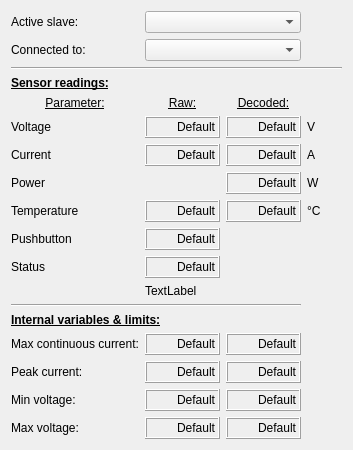
JFDuval/flexsea-plan, file ui/w_battery.ui: the form before one commit.
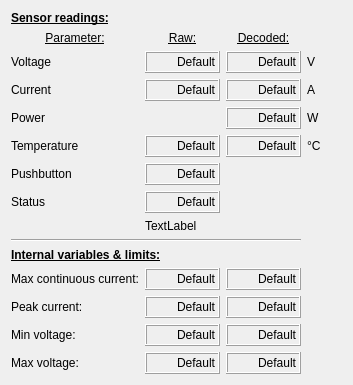
The form after the commit.

Commit message: A Battery Board attached to Manage can now be read and displayed

Diff of the .ui file:
```diff
--- a/ui/w_battery.ui
+++ b/ui/w_battery.ui
@@ -7,7 +7,7 @@
     <x>0</x>
     <y>0</y>
     <width>340</width>
-    <height>440</height>
+    <height>379</height>
    </rect>
   </property>
   <property name="windowTitle">
@@ -15,69 +15,15 @@
   </property>
   <layout class="QVBoxLayout" name="verticalLayout">
    <item>
-    <layout class="QGridLayout" name="gridLayout" rowstretch="3,3,1,1,1,1,1,1,1,1,1,1,1,1,1,1,1,1">
-     <item row="11" column="1" colspan="3">
-      <widget class="QLabel" name="labelStatus">
-       <property name="text">
-        <string>TextLabel</string>
-       </property>
-      </widget>
-     </item>
-     <item row="15" column="1">
-      <widget class="QLabel" name="dispIP">
-       <property name="minimumSize">
-        <size>
-         <width>75</width>
-         <height>22</height>
-        </size>
-       </property>
-       <property name="maximumSize">
-        <size>
-         <width>200</width>
-         <height>16777215</height>
-        </size>
-       </property>
-       <property name="baseSize">
-        <size>
-         <width>50</width>
-         <height>0</height>
-        </size>
-       </property>
-       <property name="autoFillBackground">
-        <bool>false</bool>
-       </property>
-       <property name="frameShape">
-        <enum>QFrame::Box</enum>
-       </property>
-       <property name="frameShadow">
-        <enum>QFrame::Raised</enum>
-       </property>
-       <property name="lineWidth">
-        <number>1</number>
-       </property>
-       <property name="text">
-        <string>Default</string>
-       </property>
-       <property name="alignment">
-        <set>Qt::AlignRight|Qt::AlignTrailing|Qt::AlignVCenter</set>
-       </property>
-      </widget>
-     </item>
-     <item row="2" column="0" colspan="4">
-      <widget class="Line" name="line_2">
-       <property name="orientation">
-        <enum>Qt::Horizontal</enum>
-       </property>
-      </widget>
-     </item>
-     <item row="17" column="0">
+    <layout class="QGridLayout" name="gridLayout" rowstretch="3,0,0,0,0,0,0,0,0,0,0,0,0,0,0">
+     <item row="14" column="0">
       <widget class="QLabel" name="label_15">
        <property name="text">
         <string>Max voltage:</string>
        </property>
       </widget>
      </item>
-     <item row="9" column="1">
+     <item row="6" column="1">
       <widget class="QLabel" name="dispPB">
        <property name="minimumSize">
         <size>
@@ -117,21 +63,68 @@
        </property>
       </widget>
      </item>
-     <item row="15" column="0">
-      <widget class="QLabel" name="label_17">
+     <item row="12" column="1">
+      <widget class="QLabel" name="dispIP">
+       <property name="minimumSize">
+        <size>
+         <width>75</width>
+         <height>22</height>
+        </size>
+       </property>
+       <property name="maximumSize">
+        <size>
+         <width>200</width>
+         <height>16777215</height>
+        </size>
+       </property>
+       <property name="baseSize">
+        <size>
+         <width>50</width>
+         <height>0</height>
+        </size>
+       </property>
+       <property name="autoFillBackground">
+        <bool>false</bool>
+       </property>
+       <property name="frameShape">
+        <enum>QFrame::Box</enum>
+       </property>
+       <property name="frameShadow">
+        <enum>QFrame::Raised</enum>
+       </property>
+       <property name="lineWidth">
+        <number>1</number>
+       </property>
        <property name="text">
-        <string>Peak current:</string>
+        <string>Default</string>
        </property>
+       <property name="alignment">
+        <set>Qt::AlignRight|Qt::AlignTrailing|Qt::AlignVCenter</set>
+       </property>
       </widget>
      </item>
-     <item row="16" column="0">
+     <item row="8" column="1" colspan="3">
+      <widget class="QLabel" name="labelStatus">
+       <property name="text">
+        <string>TextLabel</string>
+       </property>
+      </widget>
+     </item>
+     <item row="6" column="0">
+      <widget class="QLabel" name="label_6">
+       <property name="text">
+        <string>Pushbutton</string>
+       </property>
+      </widget>
+     </item>
+     <item row="13" column="0">
       <widget class="QLabel" name="label_16">
        <property name="text">
         <string>Min voltage:</string>
        </property>
       </widget>
      </item>
-     <item row="7" column="3">
+     <item row="4" column="3">
       <widget class="QLabel" name="label_11">
        <property name="minimumSize">
         <size>
@@ -144,14 +137,67 @@
        </property>
       </widget>
      </item>
-     <item row="9" column="0">
-      <widget class="QLabel" name="label_6">
+     <item row="12" column="0">
+      <widget class="QLabel" name="label_17">
        <property name="text">
-        <string>Pushbutton</string>
+        <string>Peak current:</string>
        </property>
       </widget>
      </item>
-     <item row="4" column="1">
+     <item row="1" column="2">
+      <widget class="QLabel" name="label_2">
+       <property name="minimumSize">
+        <size>
+         <width>75</width>
+         <height>0</height>
+        </size>
+       </property>
+       <property name="text">
+        <string>&lt;html&gt;&lt;head/&gt;&lt;body&gt;&lt;p align=&quot;center&quot;&gt;&lt;span style=&quot; text-decoration: underline;&quot;&gt;Decoded:&lt;/span&gt;&lt;/p&gt;&lt;/body&gt;&lt;/html&gt;</string>
+       </property>
+      </widget>
+     </item>
+     <item row="11" column="1">
+      <widget class="QLabel" name="dispICont">
+       <property name="minimumSize">
+        <size>
+         <width>75</width>
+         <height>22</height>
+        </size>
+       </property>
+       <property name="maximumSize">
+        <size>
+         <width>200</width>
+         <height>16777215</height>
+        </size>
+       </property>
+       <property name="baseSize">
+        <size>
+         <width>50</width>
+         <height>0</height>
+        </size>
+       </property>
+       <property name="autoFillBackground">
+        <bool>false</bool>
+       </property>
+       <property name="frameShape">
+        <enum>QFrame::Box</enum>
+       </property>
+       <property name="frameShadow">
+        <enum>QFrame::Raised</enum>
+       </property>
+       <property name="lineWidth">
+        <number>1</number>
+       </property>
+       <property name="text">
+        <string>Default</string>
+       </property>
+       <property name="alignment">
+        <set>Qt::AlignRight|Qt::AlignTrailing|Qt::AlignVCenter</set>
+       </property>
+      </widget>
+     </item>
+     <item row="1" column="1">
       <widget class="QLabel" name="label">
        <property name="minimumSize">
         <size>
@@ -164,115 +210,95 @@
        </property>
       </widget>
      </item>
-     <item row="14" column="1">
-      <widget class="QLabel" name="dispICont">
-       <property name="minimumSize">
-        <size>
-         <width>75</width>
-         <height>22</height>
-        </size>
-       </property>
-       <property name="maximumSize">
-        <size>
-         <width>200</width>
-         <height>16777215</height>
-        </size>
-       </property>
-       <property name="baseSize">
-        <size>
-         <width>50</width>
-         <height>0</height>
-        </size>
-       </property>
-       <property name="autoFillBackground">
-        <bool>false</bool>
-       </property>
-       <property name="frameShape">
-        <enum>QFrame::Box</enum>
-       </property>
-       <property name="frameShadow">
-        <enum>QFrame::Raised</enum>
-       </property>
-       <property name="lineWidth">
-        <number>1</number>
-       </property>
-       <property name="text">
-        <string>Default</string>
-       </property>
-       <property name="alignment">
-        <set>Qt::AlignRight|Qt::AlignTrailing|Qt::AlignVCenter</set>
-       </property>
-      </widget>
-     </item>
-     <item row="6" column="0">
+     <item row="3" column="0">
       <widget class="QLabel" name="label_3">
        <property name="text">
         <string>Current</string>
        </property>
       </widget>
      </item>
-     <item row="4" column="2">
-      <widget class="QLabel" name="label_2">
+     <item row="2" column="3">
+      <widget class="QLabel" name="label_9">
        <property name="minimumSize">
         <size>
-         <width>75</width>
+         <width>35</width>
          <height>0</height>
         </size>
        </property>
        <property name="text">
-        <string>&lt;html&gt;&lt;head/&gt;&lt;body&gt;&lt;p align=&quot;center&quot;&gt;&lt;span style=&quot; text-decoration: underline;&quot;&gt;Decoded:&lt;/span&gt;&lt;/p&gt;&lt;/body&gt;&lt;/html&gt;</string>
+        <string>V</string>
        </property>
       </widget>
      </item>
-     <item row="5" column="0">
+     <item row="7" column="0">
+      <widget class="QLabel" name="label_7">
+       <property name="text">
+        <string>Status</string>
+       </property>
+      </widget>
+     </item>
+     <item row="2" column="0">
       <widget class="QLabel" name="label_4">
        <property name="text">
         <string>Voltage</string>
        </property>
       </widget>
      </item>
-     <item row="7" column="0">
+     <item row="4" column="0">
       <widget class="QLabel" name="label_5">
        <property name="text">
         <string>Power</string>
        </property>
       </widget>
      </item>
-     <item row="10" column="0">
-      <widget class="QLabel" name="label_7">
-       <property name="text">
-        <string>Status</string>
-       </property>
-      </widget>
-     </item>
-     <item row="12" column="0" colspan="3">
+     <item row="9" column="0" colspan="3">
       <widget class="Line" name="line">
        <property name="orientation">
         <enum>Qt::Horizontal</enum>
        </property>
       </widget>
      </item>
-     <item row="5" column="3">
-      <widget class="QLabel" name="label_9">
+     <item row="13" column="2">
+      <widget class="QLabel" name="dispVminD">
        <property name="minimumSize">
         <size>
-         <width>35</width>
+         <width>75</width>
+         <height>22</height>
+        </size>
+       </property>
+       <property name="maximumSize">
+        <size>
+         <width>200</width>
+         <height>16777215</height>
+        </size>
+       </property>
+       <property name="baseSize">
+        <size>
+         <width>50</width>
          <height>0</height>
         </size>
        </property>
-       <property name="text">
-        <string>V</string>
+       <property name="autoFillBackground">
+        <bool>false</bool>
        </property>
-      </widget>
-     </item>
-     <item row="1" column="0">
-      <widget class="QLabel" name="label_13">
+       <property name="frameShape">
+        <enum>QFrame::Box</enum>
+       </property>
+       <property name="frameShadow">
+        <enum>QFrame::Raised</enum>
+       </property>
+       <property name="lineWidth">
+        <number>1</number>
+       </property>
        <property name="text">
-        <string>Connected to:</string>
+        <string>Default</string>
        </property>
+       <property name="alignment">
+        <set>Qt::AlignRight|Qt::AlignTrailing|Qt::AlignVCenter</set>
+       </property>
       </widget>
      </item>
-     <item row="6" column="3">
+     <item row="3" column="3">
       <widget class="QLabel" name="label_10">
        <property name="minimumSize">
         <size>
@@ -285,47 +311,7 @@
        </property>
       </widget>
      </item>
-     <item row="16" column="2">
-      <widget class="QLabel" name="dispVminD">
-       <property name="minimumSize">
-        <size>
-         <width>75</width>
-         <height>22</height>
-        </size>
-       </property>
-       <property name="maximumSize">
-        <size>
-         <width>200</width>
-         <height>16777215</height>
-        </size>
-       </property>
-       <property name="baseSize">
-        <size>
-         <width>50</width>
-         <height>0</height>
-        </size>
-       </property>
-       <property name="autoFillBackground">
-        <bool>false</bool>
-       </property>
-       <property name="frameShape">
-        <enum>QFrame::Box</enum>
-       </property>
-       <property name="frameShadow">
-        <enum>QFrame::Raised</enum>
-       </property>
-       <property name="lineWidth">
-        <number>1</number>
-       </property>
-       <property name="text">
-        <string>Default</string>
-       </property>
-       <property name="alignment">
-        <set>Qt::AlignRight|Qt::AlignTrailing|Qt::AlignVCenter</set>
-       </property>
-      </widget>
-     </item>
-     <item row="17" column="2">
+     <item row="14" column="2">
       <widget class="QLabel" name="dispVmaxD">
        <property name="minimumSize">
         <size>
@@ -365,82 +351,68 @@
        </property>
       </widget>
      </item>
-     <item row="3" column="0" colspan="2">
-      <widget class="QLabel" name="label_18">
-       <property name="text">
-        <string>&lt;html&gt;&lt;head/&gt;&lt;body&gt;&lt;p&gt;&lt;span style=&quot; font-weight:600; text-decoration: underline;&quot;&gt;Sensor readings:&lt;/span&gt;&lt;/p&gt;&lt;/body&gt;&lt;/html&gt;</string>
-       </property>
-      </widget>
-     </item>
-     <item row="0" column="0">
-      <widget class="QLabel" name="label_12">
-       <property name="text">
-        <string>Active slave:</string>
-       </property>
-      </widget>
-     </item>
-     <item row="10" column="1">
-      <widget class="QLabel" name="dispStatus1">
-       <property name="minimumSize">
-        <size>
-         <width>75</width>
-         <height>22</height>
-        </size>
-       </property>
-       <property name="maximumSize">
-        <size>
-         <width>200</width>
-         <height>16777215</height>
-        </size>
-       </property>
-       <property name="baseSize">
-        <size>
-         <width>50</width>
-         <height>0</height>
-        </size>
-       </property>
-       <property name="autoFillBackground">
-        <bool>false</bool>
-       </property>
-       <property name="frameShape">
-        <enum>QFrame::Box</enum>
-       </property>
-       <property name="frameShadow">
-        <enum>QFrame::Raised</enum>
-       </property>
-       <property name="lineWidth">
-        <number>1</number>
-       </property>
-       <property name="text">
-        <string>Default</string>
-       </property>
-       <property name="alignment">
-        <set>Qt::AlignRight|Qt::AlignTrailing|Qt::AlignVCenter</set>
-       </property>
-      </widget>
-     </item>
-     <item row="13" column="0" colspan="2">
+     <item row="10" column="0" colspan="2">
       <widget class="QLabel" name="label_8">
        <property name="text">
         <string>&lt;html&gt;&lt;head/&gt;&lt;body&gt;&lt;p&gt;&lt;span style=&quot; font-weight:600; text-decoration: underline;&quot;&gt;Internal variables &amp;amp; limits:&lt;/span&gt;&lt;/p&gt;&lt;/body&gt;&lt;/html&gt;</string>
        </property>
       </widget>
      </item>
-     <item row="4" column="0">
-      <widget class="QLabel" name="label_19">
+     <item row="7" column="1">
+      <widget class="QLabel" name="dispStatus1">
+       <property name="minimumSize">
+        <size>
+         <width>75</width>
+         <height>22</height>
+        </size>
+       </property>
+       <property name="maximumSize">
+        <size>
+         <width>200</width>
+         <height>16777215</height>
+        </size>
+       </property>
+       <property name="baseSize">
+        <size>
+         <width>50</width>
+         <height>0</height>
+        </size>
+       </property>
+       <property name="autoFillBackground">
+        <bool>false</bool>
+       </property>
+       <property name="frameShape">
+        <enum>QFrame::Box</enum>
+       </property>
+       <property name="frameShadow">
+        <enum>QFrame::Raised</enum>
+       </property>
+       <property name="lineWidth">
+        <number>1</number>
+       </property>
        <property name="text">
-        <string>&lt;html&gt;&lt;head/&gt;&lt;body&gt;&lt;p align=&quot;center&quot;&gt;&lt;span style=&quot; text-decoration: underline;&quot;&gt;Parameter:&lt;/span&gt;&lt;/p&gt;&lt;/body&gt;&lt;/html&gt;</string>
+        <string>Default</string>
        </property>
+       <property name="alignment">
+        <set>Qt::AlignRight|Qt::AlignTrailing|Qt::AlignVCenter</set>
+       </property>
       </widget>
      </item>
-     <item row="14" column="0">
+     <item row="0" column="0" colspan="2">
+      <widget class="QLabel" name="label_18">
+       <property name="text">
+        <string>&lt;html&gt;&lt;head/&gt;&lt;body&gt;&lt;p&gt;&lt;span style=&quot; font-weight:600; text-decoration: underline;&quot;&gt;Sensor readings:&lt;/span&gt;&lt;/p&gt;&lt;/body&gt;&lt;/html&gt;</string>
+       </property>
+      </widget>
+     </item>
+     <item row="11" column="0">
       <widget class="QLabel" name="label_14">
        <property name="text">
         <string>Max continuous current:</string>
        </property>
       </widget>
      </item>
-     <item row="5" column="2">
+     <item row="2" column="2">
       <widget class="QLabel" name="dispVd">
        <property name="minimumSize">
         <size>
@@ -480,7 +452,54 @@
        </property>
       </widget>
      </item>
-     <item row="5" column="1">
+     <item row="1" column="0">
+      <widget class="QLabel" name="label_19">
+       <property name="text">
+        <string>&lt;html&gt;&lt;head/&gt;&lt;body&gt;&lt;p align=&quot;center&quot;&gt;&lt;span style=&quot; text-decoration: underline;&quot;&gt;Parameter:&lt;/span&gt;&lt;/p&gt;&lt;/body&gt;&lt;/html&gt;</string>
+       </property>
+      </widget>
+     </item>
+     <item row="3" column="1">
+      <widget class="QLabel" name="dispI">
+       <property name="minimumSize">
+        <size>
+         <width>75</width>
+         <height>22</height>
+        </size>
+       </property>
+       <property name="maximumSize">
+        <size>
+         <width>200</width>
+         <height>16777215</height>
+        </size>
+       </property>
+       <property name="baseSize">
+        <size>
+         <width>50</width>
+         <height>0</height>
+        </size>
+       </property>
+       <property name="autoFillBackground">
+        <bool>false</bool>
+       </property>
+       <property name="frameShape">
+        <enum>QFrame::Box</enum>
+       </property>
+       <property name="frameShadow">
+        <enum>QFrame::Raised</enum>
+       </property>
+       <property name="lineWidth">
+        <number>1</number>
+       </property>
+       <property name="text">
+        <string>Default</string>
+       </property>
+       <property name="alignment">
+        <set>Qt::AlignRight|Qt::AlignTrailing|Qt::AlignVCenter</set>
+       </property>
+      </widget>
+     </item>
+     <item row="2" column="1">
       <widget class="QLabel" name="dispV">
        <property name="minimumSize">
         <size>
@@ -520,7 +539,7 @@
        </property>
       </widget>
      </item>
-     <item row="7" column="2">
+     <item row="4" column="2">
       <widget class="QLabel" name="dispPd">
        <property name="minimumSize">
         <size>
@@ -560,47 +579,7 @@
        </property>
       </widget>
      </item>
-     <item row="6" column="1">
-      <widget class="QLabel" name="dispI">
-       <property name="minimumSize">
-        <size>
-         <width>75</width>
-         <height>22</height>
-        </size>
-       </property>
-       <property name="maximumSize">
-        <size>
-         <width>200</width>
-         <height>16777215</height>
-        </size>
-       </property>
-       <property name="baseSize">
-        <size>
-         <width>50</width>
-         <height>0</height>
-        </size>
-       </property>
-       <property name="autoFillBackground">
-        <bool>false</bool>
-       </property>
-       <property name="frameShape">
-        <enum>QFrame::Box</enum>
-       </property>
-       <property name="frameShadow">
-        <enum>QFrame::Raised</enum>
-       </property>
-       <property name="lineWidth">
-        <number>1</number>
-       </property>
-       <property name="text">
-        <string>Default</string>
-       </property>
-       <property name="alignment">
-        <set>Qt::AlignRight|Qt::AlignTrailing|Qt::AlignVCenter</set>
-       </property>
-      </widget>
-     </item>
-     <item row="6" column="2">
+     <item row="3" column="2">
       <widget class="QLabel" name="dispId">
        <property name="minimumSize">
         <size>
@@ -640,7 +619,7 @@
        </property>
       </widget>
      </item>
-     <item row="14" column="2">
+     <item row="11" column="2">
       <widget class="QLabel" name="dispIContD">
        <property name="minimumSize">
         <size>
@@ -680,7 +659,7 @@
        </property>
       </widget>
      </item>
-     <item row="15" column="2">
+     <item row="12" column="2">
       <widget class="QLabel" name="dispIPD">
        <property name="minimumSize">
         <size>
@@ -720,7 +699,7 @@
        </property>
       </widget>
      </item>
-     <item row="16" column="1">
+     <item row="13" column="1">
       <widget class="QLabel" name="dispVmin">
        <property name="minimumSize">
         <size>
@@ -760,8 +739,8 @@
        </property>
       </widget>
      </item>
-     <item row="17" column="1">
-      <widget class="QLabel" name="dispVmax">
+     <item row="5" column="2">
+      <widget class="QLabel" name="dispTempD">
        <property name="minimumSize">
         <size>
          <width>75</width>
@@ -800,15 +779,55 @@
        </property>
       </widget>
      </item>
-     <item row="8" column="0">
+     <item row="5" column="1">
+      <widget class="QLabel" name="dispTemp">
+       <property name="minimumSize">
+        <size>
+         <width>75</width>
+         <height>22</height>
+        </size>
+       </property>
+       <property name="maximumSize">
+        <size>
+         <width>200</width>
+         <height>16777215</height>
+        </size>
+       </property>
+       <property name="baseSize">
+        <size>
+         <width>50</width>
+         <height>0</height>
+        </size>
+       </property>
+       <property name="autoFillBackground">
+        <bool>false</bool>
+       </property>
+       <property name="frameShape">
+        <enum>QFrame::Box</enum>
+       </property>
+       <property name="frameShadow">
+        <enum>QFrame::Raised</enum>
+       </property>
+       <property name="lineWidth">
+        <number>1</number>
+       </property>
+       <property name="text">
+        <string>Default</string>
+       </property>
+       <property name="alignment">
+        <set>Qt::AlignRight|Qt::AlignTrailing|Qt::AlignVCenter</set>
+       </property>
+      </widget>
+     </item>
+     <item row="5" column="0">
       <widget class="QLabel" name="label_20">
        <property name="text">
         <string>Temperature</string>
        </property>
       </widget>
      </item>
-     <item row="8" column="1">
-      <widget class="QLabel" name="dispTemp">
+     <item row="14" column="1">
+      <widget class="QLabel" name="dispVmax">
        <property name="minimumSize">
         <size>
          <width>75</width>
@@ -847,47 +866,7 @@
        </property>
       </widget>
      </item>
-     <item row="8" column="2">
-      <widget class="QLabel" name="dispTempD">
-       <property name="minimumSize">
-        <size>
-         <width>75</width>
-         <height>22</height>
-        </size>
-       </property>
-       <property name="maximumSize">
-        <size>
-         <width>200</width>
-         <height>16777215</height>
-        </size>
-       </property>
-       <property name="baseSize">
-        <size>
-         <width>50</width>
-         <height>0</height>
-        </size>
-       </property>
-       <property name="autoFillBackground">
-        <bool>false</bool>
-       </property>
-       <property name="frameShape">
-        <enum>QFrame::Box</enum>
-       </property>
-       <property name="frameShadow">
-        <enum>QFrame::Raised</enum>
-       </property>
-       <property name="lineWidth">
-        <number>1</number>
-       </property>
-       <property name="text">
-        <string>Default</string>
-       </property>
-       <property name="alignment">
-        <set>Qt::AlignRight|Qt::AlignTrailing|Qt::AlignVCenter</set>
-       </property>
-      </widget>
-     </item>
-     <item row="8" column="3">
+     <item row="5" column="3">
       <widget class="QLabel" name="label_21">
        <property name="minimumSize">
         <size>
@@ -900,26 +879,6 @@
        </property>
       </widget>
      </item>
-     <item row="1" column="1" colspan="2">
-      <widget class="QComboBox" name="comboBox_slaveM">
-       <property name="sizePolicy">
-        <sizepolicy hsizetype="Preferred" vsizetype="Preferred">
-         <horstretch>0</horstretch>
-         <verstretch>0</verstretch>
-        </sizepolicy>
-       </property>
-      </widget>
-     </item>
-     <item row="0" column="1" colspan="2">
-      <widget class="QComboBox" name="comboBox_slave">
-       <property name="sizePolicy">
-        <sizepolicy hsizetype="Preferred" vsizetype="Preferred">
-         <horstretch>0</horstretch>
-         <verstretch>0</verstretch>
-        </sizepolicy>
-       </property>
-      </widget>
-     </item>
     </layout>
    </item>
   </layout>
```
The commit also changes 4 other files.
